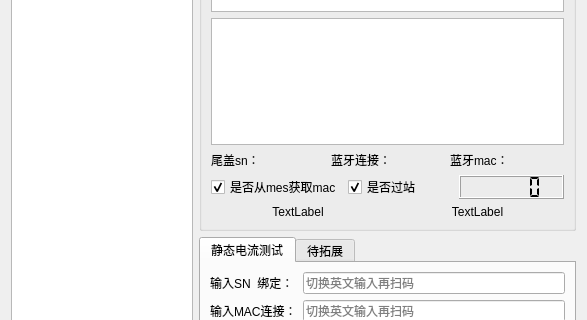
Old version of the form work_station/quiescent_current/quiescent_current.ui in the repository yuhuang163/test; both pictures show x 0 to 587 and y 155 to 475 of the 587 by 693 pixel window.
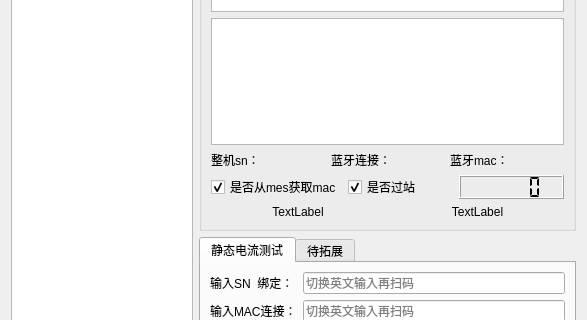
New version of the form.

Commit message: 统一命名尾盖sn为整机sn，新增对新的fct协议的信号适配

```diff
--- a/work_station/quiescent_current/quiescent_current.ui
+++ b/work_station/quiescent_current/quiescent_current.ui
@@ -64,7 +64,7 @@
             <item>
              <widget class="QLabel" name="tail_sn">
               <property name="text">
-               <string>尾盖sn：</string>
+               <string>整机sn：</string>
               </property>
              </widget>
             </item>
```
Left out of the diff: 2 changed lines with no effect on the pictures. The commit also changes 34 other files.
